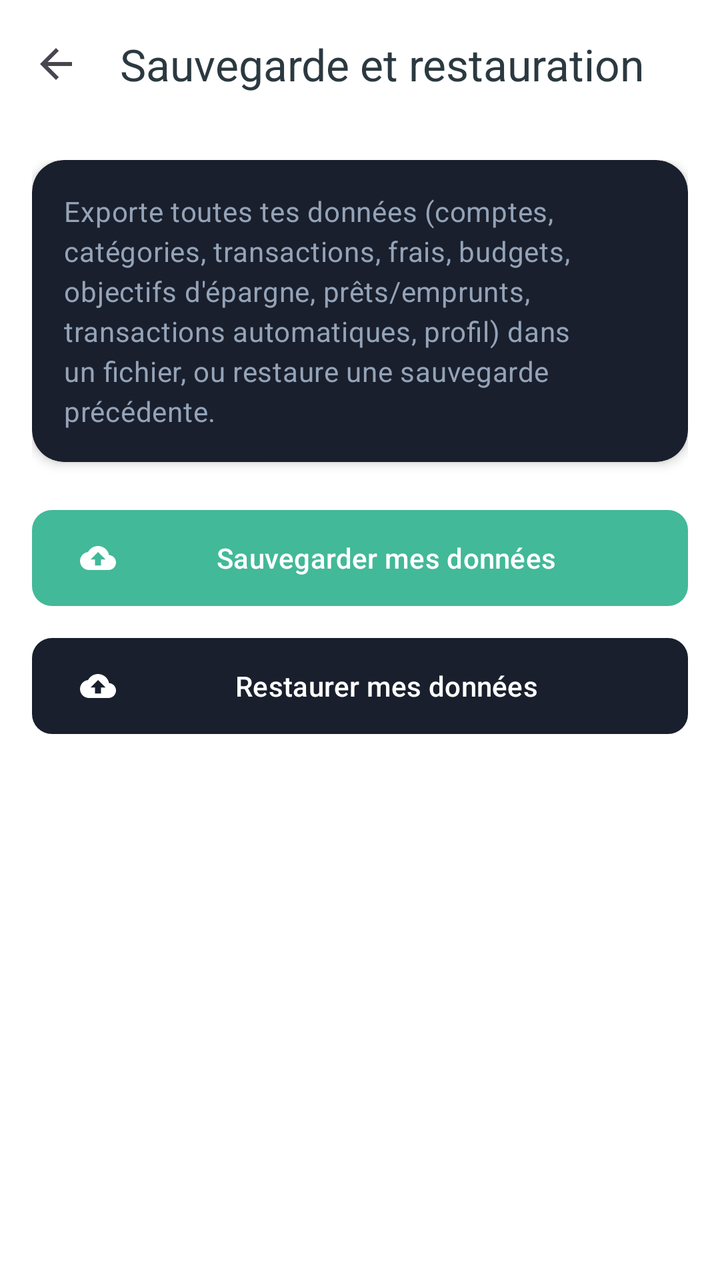
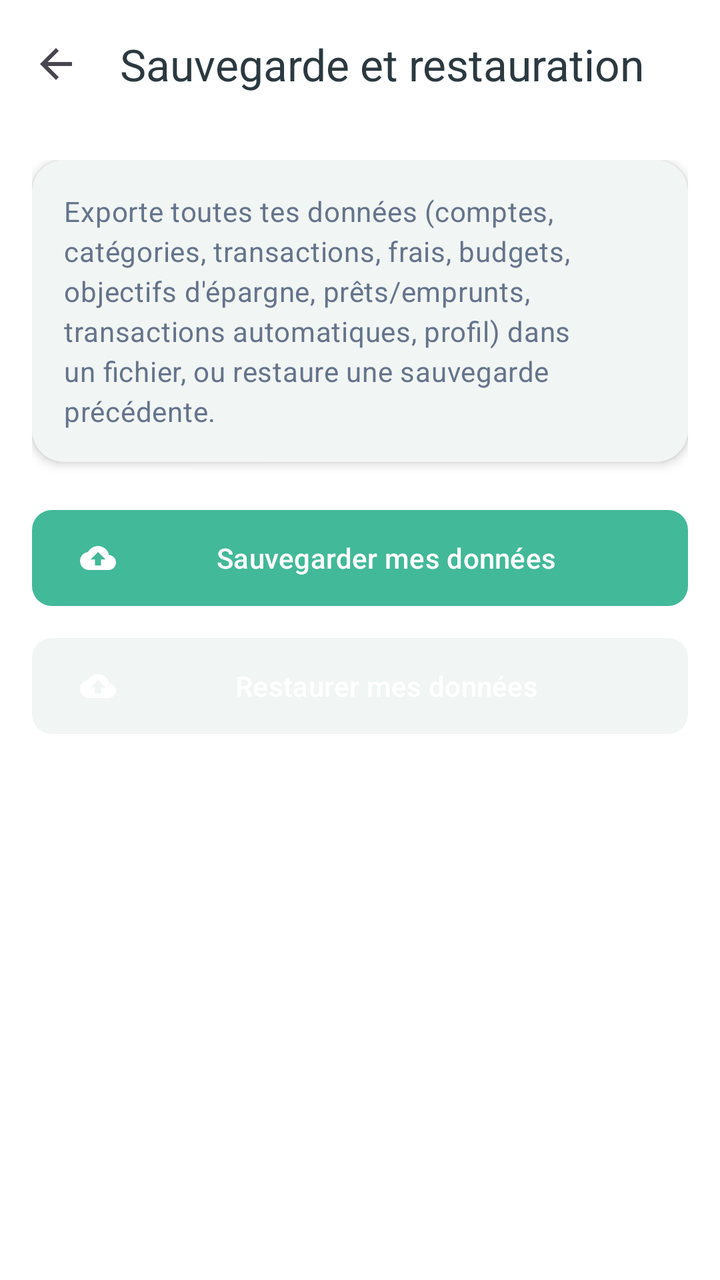

Screens rendered from an Android XML layout before and after an edit, with the pre-edit source and the edit as a unified diff.
<!-- AndroidManifest.xml: application theme Theme.Arzikina -->
<!-- res/layout/fragment_backup.xml -->
<?xml version="1.0" encoding="utf-8"?>
<androidx.constraintlayout.widget.ConstraintLayout xmlns:android="http://schemas.android.com/apk/res/android"
    xmlns:app="http://schemas.android.com/apk/res-auto"
    android:layout_width="match_parent"
    android:layout_height="match_parent"
    android:background="?attr/colorSurface">

    <com.google.android.material.appbar.MaterialToolbar
        android:id="@+id/toolbar"
        android:layout_width="match_parent"
        android:layout_height="?attr/actionBarSize"
        android:background="?attr/colorSurface"
        app:layout_constraintTop_toTopOf="parent"
        app:navigationContentDescription="@string/action_back"
        app:navigationIcon="@drawable/ic_arrow_back_24"
        app:title="@string/backup_screen_title"
        app:titleTextColor="?attr/colorOnSurface" />

    <androidx.core.widget.NestedScrollView
        android:layout_width="match_parent"
        android:layout_height="0dp"
        android:fillViewport="true"
        app:layout_constraintBottom_toBottomOf="parent"
        app:layout_constraintEnd_toEndOf="parent"
        app:layout_constraintStart_toStartOf="parent"
        app:layout_constraintTop_toBottomOf="@id/toolbar">

        <LinearLayout
            android:layout_width="match_parent"
            android:layout_height="wrap_content"
            android:orientation="vertical"
            android:padding="@dimen/spacing_m">

            <com.google.android.material.card.MaterialCardView
                android:layout_width="match_parent"
                android:layout_height="wrap_content"
                app:cardBackgroundColor="@color/arzikina_postcart_background"
                app:cardCornerRadius="@dimen/corner_radius_medium"
                app:cardElevation="@dimen/elevation_raised">

                <TextView
                    style="@style/TextAppearance.Material3.BodyMedium"
                    android:layout_width="match_parent"
                    android:layout_height="wrap_content"
                    android:layout_margin="@dimen/spacing_m"
                    android:text="@string/settings_backup_description"
                    android:theme="@style/ThemeOverlay.Arzikina.OnBalanceCard"
                    android:textColor="?attr/colorOnSurfaceVariant" />

            </com.google.android.material.card.MaterialCardView>

            <FrameLayout
                android:layout_width="match_parent"
                android:layout_height="wrap_content"
                android:layout_marginTop="@dimen/spacing_l">

                <com.google.android.material.button.MaterialButton
                    android:id="@+id/exportButton"
                    android:layout_width="match_parent"
                    android:layout_height="wrap_content"
                    android:textColor="@color/white"
                    android:background="@drawable/forme_radius_10dp"
                    app:icon="@drawable/ic_cloud_backup_24"
                    android:text="@string/settings_backup_export_action" />

                <com.google.android.material.progressindicator.CircularProgressIndicator
                    android:id="@+id/exportProgressIndicator"
                    android:layout_width="24dp"
                    android:layout_height="24dp"
                    android:layout_gravity="center"
                    android:indeterminate="true"
                    android:visibility="gone"
                    app:indicatorColor="?attr/colorOnPrimary"
                    app:trackColor="@android:color/transparent" />

            </FrameLayout>

            <FrameLayout
                android:layout_width="match_parent"
                android:layout_height="wrap_content"
                android:layout_marginTop="@dimen/spacing_m">

                <com.google.android.material.button.MaterialButton
                    android:id="@+id/importButton"
                    android:layout_width="match_parent"
                    android:layout_height="wrap_content"
                    android:background="@drawable/forme_radius_10dp"
                    app:backgroundTint="@color/arzikina_postcart_background"
                    app:icon="@drawable/ic_cloud_backup_24"
                    android:text="@string/settings_backup_import_action" />

                <com.google.android.material.progressindicator.CircularProgressIndicator
                    android:id="@+id/importProgressIndicator"
                    android:layout_width="24dp"
                    android:layout_height="24dp"
                    android:layout_gravity="center"
                    android:indeterminate="true"
                    android:visibility="gone"
                    app:indicatorColor="?attr/colorPrimary"
                    app:trackColor="@android:color/transparent" />

            </FrameLayout>

        </LinearLayout>

    </androidx.core.widget.NestedScrollView>

</androidx.constraintlayout.widget.ConstraintLayout>
<!-- resources referenced by this layout -->
<resources>
  <color name="arzikina_postcart_background">#191F2C</color>
  <color name="white">#FFFFFFFF</color>
  <dimen name="corner_radius_medium">16dp</dimen>
  <dimen name="elevation_raised">3dp</dimen>
  <dimen name="spacing_l">24dp</dimen>
  <dimen name="spacing_m">16dp</dimen>
  <string name="action_back">Retour</string>
  <string name="backup_screen_title">Sauvegarde et restauration</string>
  <string name="settings_backup_description">Exporte toutes tes données (comptes, catégories, transactions, frais, budgets, objectifs d\'épargne, prêts/emprunts, transactions automatiques, profil) dans un fichier, ou restaure une sauvegarde précédente.</string>
  <string name="settings_backup_export_action">Sauvegarder mes données</string>
  <string name="settings_backup_import_action">Restaurer mes données</string>
  <style name="ThemeOverlay.Arzikina.OnBalanceCard" parent="">
          <item name="colorOnSurface">@color/arzikina_on_balance_card</item>
          <item name="colorOnSurfaceVariant">@color/arzikina_on_balance_card_variant</item>
      </style>
  <color name="arzikina_background">#FFFFFFFF</color>
  <color name="arzikina_on_balance_card">#FFFFFFFF</color>
  <color name="arzikina_on_balance_card_variant">#FF94A3B8</color>
  <color name="arzikina_primary">#42B998</color>
  <color name="arzikina_on_primary">#FFFFFFFF</color>
  <color name="arzikina_primary_container">#42B998</color>
  <color name="arzikina_on_primary_container">#FFFFFFFF</color>
  <color name="arzikina_secondary">#42B998</color>
  <color name="arzikina_on_secondary">#FFFFFFFF</color>
  <color name="arzikina_secondary_container">#42B998</color>
  <color name="arzikina_on_secondary_container">#FFFFFFFF</color>
  <color name="arzikina_tertiary">#42B998</color>
  <color name="arzikina_on_tertiary">#FFFFFFFF</color>
  <color name="arzikina_on_background">#2B3940</color>
  <color name="arzikina_surface">#FFFFFFFF</color>
  <color name="arzikina_on_surface">#2B3940</color>
  <color name="arzikina_surface_variant">#FFF5F7F6</color>
  <color name="arzikina_on_surface_variant">#2B3940</color>
  <color name="arzikina_outline">#FF8E938F</color>
  <color name="arzikina_error">#FFBA1A1A</color>
  <color name="arzikina_on_error">#FFFFFFFF</color>
  <color name="arzikina_error_container">#FFFFDAD6</color>
  <color name="arzikina_on_error_container">#FF410002</color>
  <style name="ShapeAppearance.Arzikina.Small" parent="ShapeAppearance.Material3.Corner.Small">
          <item name="cornerSize">@dimen/corner_radius_small</item>
      </style>
  <style name="ShapeAppearance.Arzikina.Medium" parent="ShapeAppearance.Material3.Corner.Medium">
          <item name="cornerSize">@dimen/corner_radius_medium</item>
      </style>
  <style name="ShapeAppearance.Arzikina.Large" parent="ShapeAppearance.Material3.Corner.Large">
          <item name="cornerSize">@dimen/corner_radius_large</item>
      </style>
  <style name="ShapeAppearance.Arzikina.ExtraLarge" parent="ShapeAppearance.Material3.Corner.ExtraLarge">
          <item name="cornerSize">@dimen/corner_radius_extra_large</item>
      </style>
  <style name="Widget.Arzikina.CardView" parent="Widget.Material3.CardView.Elevated">
          <item name="strokeWidth">0dp</item>
      </style>
  <style name="Widget.Arzikina.Button" parent="Widget.Material3.Button">
          <item name="shapeAppearance">@style/ShapeAppearance.Arzikina.Button</item>
      </style>
  <dimen name="corner_radius_extra_small">8dp</dimen>
  <dimen name="corner_radius_small">12dp</dimen>
  <dimen name="corner_radius_large">10dp</dimen>
  <dimen name="corner_radius_extra_large">10dp</dimen>
  <dimen name="corner_radius_button">10dp</dimen>
  <!-- unchanged entries left out for length: 7 -->
</resources>

<!-- the commit's change to res/layout/fragment_backup.xml (unified diff, before → after) -->
@@ -36,7 +36,8 @@
                 android:layout_height="wrap_content"
                 app:cardBackgroundColor="@color/arzikina_postcart_background"
                 app:cardCornerRadius="@dimen/corner_radius_medium"
-                app:cardElevation="@dimen/elevation_raised">
+                app:cardElevation="@dimen/elevation_raised"
+                android:theme="@style/ThemeOverlay.Arzikina.OnBalanceCard">
 
                 <TextView
                     style="@style/TextAppearance.Material3.BodyMedium"
<!-- resource entries referenced after the edit -->
@@ -1,6 +1,6 @@
 <!-- resources referenced by this layout -->
 <resources>
-  <color name="arzikina_postcart_background">#191F2C</color>
+  <color name="arzikina_postcart_background">#FFF1F5F4</color>
   <color name="white">#FFFFFFFF</color>
   <dimen name="corner_radius_medium">16dp</dimen>
   <dimen name="elevation_raised">3dp</dimen>
@@ -14,10 +14,15 @@
   <style name="ThemeOverlay.Arzikina.OnBalanceCard" parent="">
           <item name="colorOnSurface">@color/arzikina_on_balance_card</item>
           <item name="colorOnSurfaceVariant">@color/arzikina_on_balance_card_variant</item>
+          
+          <item name="colorOnBackground">@color/arzikina_on_balance_card</item>
+          <item name="android:textColorPrimary">@color/arzikina_on_balance_card</item>
+          <item name="android:textColorSecondary">@color/arzikina_on_balance_card_variant</item>
+          <item name="colorControlNormal">@color/arzikina_on_balance_card_variant</item>
       </style>
   <color name="arzikina_background">#FFFFFFFF</color>
-  <color name="arzikina_on_balance_card">#FFFFFFFF</color>
-  <color name="arzikina_on_balance_card_variant">#FF94A3B8</color>
+  <color name="arzikina_on_balance_card">#FF2B3940</color>
+  <color name="arzikina_on_balance_card_variant">#FF64748B</color>
   <color name="arzikina_primary">#42B998</color>
   <color name="arzikina_on_primary">#FFFFFFFF</color>
   <color name="arzikina_primary_container">#42B998</color>
